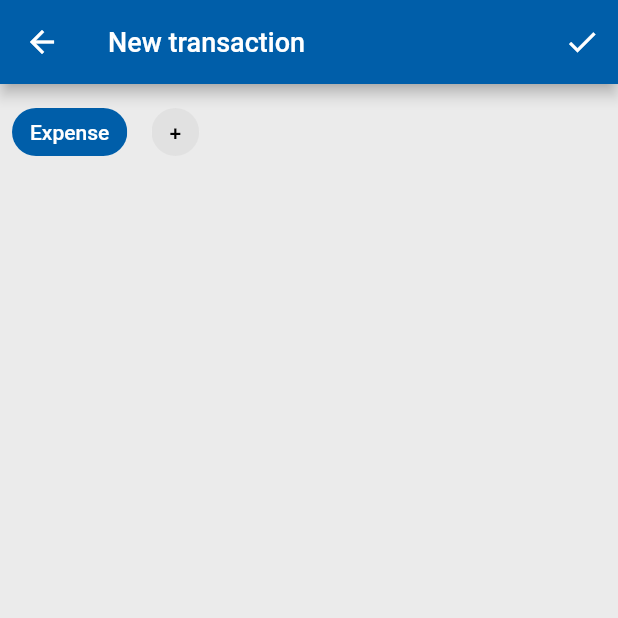
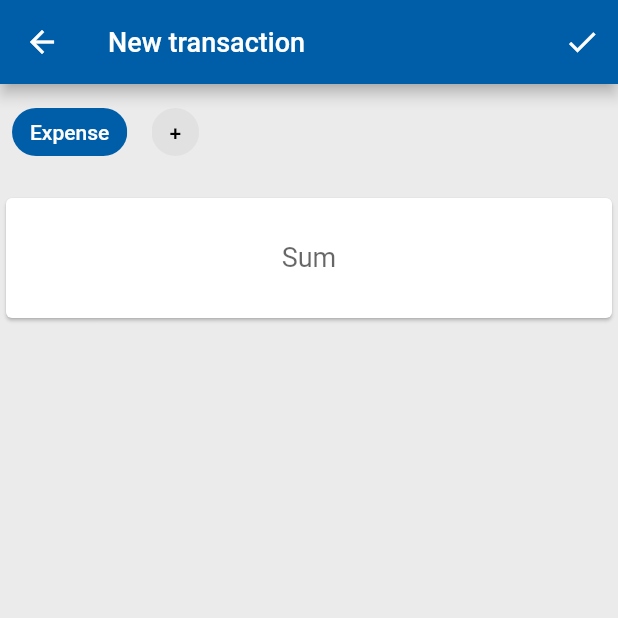
Before and after one commit to evsXez/iif2, a Flutter app: the AddOperationPage screen opened directly, after a tap on "Expense", on a phone screen of 412 x 824 dp, the top half of it. Run offline on Flutter 3.47's test engine with Material 2 defaults, Android fonts, the light colour scheme and no system bars; our stand-ins replace bloc, equatable, flutter_bloc, flutter_riverpod, freezed_annotation, shared_preferences; missing offline and left inert: solid_bottom_sheet; accounts and stored records are empty; generated files the repository leaves out were written again.

Commit message:
money input on add operation page

```diff
--- /dev/null
+++ b/lib/presentation/blocs/add_operation_bloc/add_operation_bloc.dart
@@ -0,0 +1,61 @@
+import 'dart:async';
+
+import 'package:bloc/bloc.dart';
+import 'package:freezed_annotation/freezed_annotation.dart';
+import 'package:iif/presentation/blocs/category_selector_bloc/category_selector_bloc.dart';
+import 'package:iif/presentation/include.dart';
+
+part 'add_operation_state.dart';
+part 'add_operation_bloc.freezed.dart';
+
+class AddOperationBloc extends Cubit<AddOperationState> {
+  final BuildContext _context;
+  final CategorySelectorBloc categorySelectorBloc;
+
+  List<StreamSubscription> obs = [];
+
+  AddOperationBloc(
+    this._context, {
+    required this.categorySelectorBloc,
+  }) : super(const _Visibility(
+          objects: false,
+          locationFrom: false,
+          locationTo: false,
+          money: false,
+          comment: false,
+        )) {
+    obs.add(categorySelectorBloc.stream.listen(_onCategoriesChanged));
+  }
+
+  @override
+  Future<void> close() {
+    for (var it in obs) {
+      it.cancel();
+    }
+    return super.close();
+  }
+
+  void _onCategoriesChanged(CategorySelectorState state) {
+    state.maybeMap(
+      loaded: (data) {
+        final baseCategoryName = data.categories.where((ref) => ref.node.isSelected).firstOrNull?.node.category.name;
+        print("Base category: $baseCategoryName");
+
+        final isIncome = baseCategoryName == Strings.category_income;
+        final isExpense = baseCategoryName == Strings.category_expense;
+        final isTransfer = baseCategoryName == Strings.category_transfer;
+
+        emit(
+          _Visibility(
+            objects: false,
+            locationFrom: isExpense || isTransfer,
+            locationTo: isIncome || isTransfer,
+            money: isIncome || isExpense || isTransfer,
+            comment: isIncome || isExpense || isTransfer,
+          ),
+        );
+      },
+      orElse: () {},
+    );
+  }
+}
--- /dev/null
+++ b/lib/presentation/blocs/add_operation_bloc/add_operation_state.dart
@@ -0,0 +1,12 @@
+part of 'add_operation_bloc.dart';
+
+@freezed
+abstract class AddOperationState with _$AddOperationState {
+  const factory AddOperationState.visibility({
+    required bool objects,
+    required bool locationFrom,
+    required bool locationTo,
+    required bool money,
+    required bool comment,
+  }) = _Visibility;
+}
--- a/lib/presentation/include.dart
+++ b/lib/presentation/include.dart
@@ -25,3 +25,5 @@ export 'package:iif/presentation/blocs/account_options_bloc/account_options_bloc
 export 'package:iif/presentation/blocs/account_options_bloc/account_options_state.dart';
 export 'package:iif/presentation/blocs/accounts_panel_bloc/accounts_panel_bloc.dart';
 export 'package:iif/presentation/blocs/main_page_fab_bloc/main_page_fab_bloc.dart';
+export 'package:iif/presentation/blocs/category_selector_bloc/category_selector_bloc.dart';
+export 'package:iif/presentation/blocs/add_operation_bloc/add_operation_bloc.dart';
--- a/lib/presentation/pages/add_operation/add_operation_page.dart
+++ b/lib/presentation/pages/add_operation/add_operation_page.dart
@@ -1,12 +1,15 @@
 import 'package:flutter/material.dart';
 import 'package:iif/domain/entities/enums/category_type.dart';
+import 'package:iif/presentation/blocs/add_operation_bloc/add_operation_bloc.dart';
 import 'package:iif/presentation/include.dart';
 import 'package:iif/presentation/pages/add_operation/widgets/account_selector.dart';
 import 'package:iif/presentation/pages/add_operation/widgets/category_selector.dart';
 import 'package:iif/presentation/pages/add_operation/widgets/date_selector.dart';
+import 'package:iif/presentation/pages/add_operation/widgets/frame.dart';
 import 'package:iif/presentation/pages/add_operation/widgets/month_selector.dart';
 import 'package:iif/presentation/pages/add_operation/widgets/operation_money.dart';
 import 'package:iif/presentation/pages/add_operation/widgets/year_selector.dart';
+import 'package:iif/presentation/pages/main/widgets/account_item.dart';
 
 class AddOperationPage extends StatefulWidget {
   const AddOperationPage({Key? key}) : super(key: key);
@@ -17,7 +20,6 @@ class AddOperationPage extends StatefulWidget {
 
 class _AddOperationPageState extends State<AddOperationPage> with TickerProviderStateMixin {
   bool isObjectsBlockVisible = false;
-  bool isMoneyBlockVisible = false;
   bool get isLocationsBlockVisible => isLocationFromVisible || isLocationToVisible;
   bool get isLocationsArrowVisible => operationCategory == CategoryType.transfer;
   bool isLocationFromVisible = false;
@@ -27,7 +29,7 @@ class _AddOperationPageState extends State<AddOperationPage> with TickerProvider
   CategoryType? operationCategory;
   AccountSelector? accountSelectorFrom;
   AccountSelector? accountSelectorTo;
-  OperationMoney? opMoney;
+  // OperationMoney? opMoney;
   late CategorySelector categorySelector;
   DateSelector? statsDateSelector;
   MonthSelector? statsMonthSelector;
@@ -39,12 +41,18 @@ class _AddOperationPageState extends State<AddOperationPage> with TickerProvider
   // Animation<double> animationLocations;
   // AnimationController animationControllerLocations;
 
+  late CategorySelectorBloc _categorySelectorBloc;
+  late AddOperationBloc _addOperationBloc;
+
   void initState() {
     super.initState();
     categorySelector = CategorySelector(
         // isObject: false,
         // onCategoryChanged: onCategoryChanged,
         );
+
+    _categorySelectorBloc = CategorySelectorBloc(context);
+    _addOperationBloc = AddOperationBloc(context, categorySelectorBloc: _categorySelectorBloc);
 
     // animationControllerSum = AnimationController(vsync: this, duration: Duration(milliseconds: 200));
     // animationSum = CurvedAnimation(
@@ -57,30 +65,6 @@ class _AddOperationPageState extends State<AddOperationPage> with TickerProvider
 
   @override
   Widget build(BuildContext context) {
-    final List<Widget> items = [
-      const SizedBox(height: 8),
-      categorySelector,
-      objectSelector,
-      const SizedBox(height: 16),
-    ];
-
-    if (operationCategory != null) {
-      items.add(Padding(
-          padding: const EdgeInsets.symmetric(horizontal: 4),
-          child: Column(children: [
-            /*highlightable(*/ frame(locations, B: false),
-            /* animationLocations),*/
-            Row(children: [
-              Expanded(
-                flex: 5,
-                child: /*highlightable(*/ frame(money, R: false), /*animationSum)*/
-              ),
-              Expanded(flex: 4, child: frame(dates)),
-            ]),
-            frame(commentField, T: false),
-          ])));
-    }
-
     return Scaffold(
       backgroundColor: Style.lightGrayColor,
       appBar: AppBar(
@@ -103,9 +87,55 @@ class _AddOperationPageState extends State<AddOperationPage> with TickerProvider
           )
         ],
       ),
-        body: ListView(
-          children: items,
-        ));
+      body: BlocProvider<CategorySelectorBloc>(
+        create: (_) => _categorySelectorBloc,
+        child: BlocBuilder<AddOperationBloc, AddOperationState>(
+          bloc: _addOperationBloc,
+          builder: (context, state) {
+            // items.add(
+            //   Padding(
+            //     padding: const EdgeInsets.symmetric(horizontal: 4),
+            //     child: Column(
+            //       children: [
+            //         /*highlightable(*/ Frame(child: locations),
+            //         /* animationLocations),*/
+            //         Row(children: [
+            //           Expanded(
+            //             flex: 5,
+            //             child: /*highlightable(*/ Frame(
+            //                 child: Visibility(
+            //                     visible: isMoneyBlockVisible, child: opMoney = OperationMoney())), /*animationSum)*/
+            //           ),
+            //           Expanded(flex: 4, child: Frame(child: dates)),
+            //         ]),
+            //         Frame(child: commentField),
+            //       ],
+            //     ),
+            //   ),
+            // );
+
+            return state.map(
+              visibility: (visibility) => ListView(
+                children: [
+                  const SizedBox(height: 8),
+                  categorySelector,
+                  objectSelector,
+                  const SizedBox(height: 16),
+                  Visibility(
+                    visible: visibility.money,
+                    child: Frame(
+                      child: OperationMoney(
+                        onMoneyChanged: (money) {},
+                      ),
+                    ),
+                  ),
+                ],
+              ),
+            );
+          },
+        ),
+      ),
+    );
   }
 
   Widget highlightable(Widget child, Animation<double> animation) {
@@ -132,7 +162,6 @@ class _AddOperationPageState extends State<AddOperationPage> with TickerProvider
         ),
       ));
 
-  Widget get money => Visibility(visible: isMoneyBlockVisible, child: opMoney = OperationMoney());
   Widget get dates => Column(
         children: [
           statsDateSelector = DateSelector(),
@@ -186,26 +215,6 @@ class _AddOperationPageState extends State<AddOperationPage> with TickerProvider
         ),
       );
 
-  Widget frame(Widget child, {bool L = true, bool T = true, bool R = true, bool B = true}) {
-    const border = BorderSide(color: Style.lightGrayColor, width: 8);
-    return Card(
-      color: Colors.white,
-      child: Container(
-        height: 80,
-        // decoration: BoxDecoration(
-        //   // color: StyleColors.gray,
-        //   border: Border(
-        //     left: L ? border : BorderSide.none,
-        //     top: T ? border : BorderSide.none,
-        //     right: R ? border : BorderSide.none,
-        //     bottom: B ? border : BorderSide.none,
-        //   ),
-        // ),
-        child: child,
-      ),
-    );
-  }
-
   void onCategoryChanged(CategoryType? category) {
     if (operationCategory == category) return;
 
@@ -256,7 +265,7 @@ class _AddOperationPageState extends State<AddOperationPage> with TickerProvider
   void setVisibility(bool objects, bool money, bool locationFrom, bool locationTo, bool comment) {
     setState(() {
       isObjectsBlockVisible = objects;
-      isMoneyBlockVisible = money;
+      // isMoneyBlockVisible = money;
       isLocationFromVisible = locationFrom;
       isLocationToVisible = locationTo;
       isCommentVisible = comment;
@@ -270,7 +279,7 @@ class _AddOperationPageState extends State<AddOperationPage> with TickerProvider
     final bool transferLocationsAreDifferent =
         (operationCategory == CategoryType.transfer && accountSelectorFrom?.value != accountSelectorTo?.value) ||
             operationCategory != CategoryType.transfer;
-    final bool sumIsEmpty = opMoney?.sum == null;
+    final bool sumIsEmpty = true; //opMoney?.sum == null;
 
     if (!transferLocationsAreDifferent) {
       // highlightLocations();
--- a/lib/presentation/pages/add_operation/widgets/category_selector.dart
+++ b/lib/presentation/pages/add_operation/widgets/category_selector.dart
@@ -11,20 +11,16 @@ class CategorySelector extends StatefulWidget {
 }
 
 class _CategorySelectorState extends State<CategorySelector> {
-  late CategorySelectorBloc _bloc;
-
   @override
   void initState() {
     super.initState();
-
-    _bloc = CategorySelectorBloc(context);
   }
 
   @override
   Widget build(BuildContext context) {
     return BlocBuilder<CategorySelectorBloc, CategorySelectorState>(
-      bloc: _bloc,
       builder: (context, state) {
+        final bloc = BlocProvider.of<CategorySelectorBloc>(context);
         return state.map(
           loading: (_) => const Center(child: CircularProgressIndicator()),
           loaded: (state) => Wrap(
@@ -35,16 +31,16 @@ class _CategorySelectorState extends State<CategorySelector> {
                     child: CategoryChip(
                         node: ref.node,
                         onTap: () {
-                          _bloc.tap(ref.node);
+                          bloc.tap(ref.node);
                         },
                         onSave: (text) {
-                          _bloc.save(ref.node, text);
+                          bloc.save(ref.node, text);
                         },
                         onDelete: () {
-                          _bloc.delete(ref.node);
+                          bloc.delete(ref.node);
                         },
                         onLongPress: () {
-                          _bloc.edit(ref.node);
+                          bloc.edit(ref.node);
                         }),
                   ),
                 )
--- /dev/null
+++ b/lib/presentation/pages/add_operation/widgets/frame.dart
@@ -0,0 +1,20 @@
+import 'package:iif/presentation/include.dart';
+
+class Frame extends StatelessWidget {
+  final Widget child;
+  const Frame({
+    Key? key,
+    required this.child,
+  }) : super(key: key);
+
+  @override
+  Widget build(BuildContext context) {
+    return Card(
+      color: Colors.white,
+      child: SizedBox(
+        height: 80,
+        child: child,
+      ),
+    );
+  }
+}
--- a/lib/presentation/pages/add_operation/widgets/operation_money.dart
+++ b/lib/presentation/pages/add_operation/widgets/operation_money.dart
@@ -1,14 +1,51 @@
 import 'package:flutter/material.dart';
 import 'package:iif/domain/include.dart';
+import 'package:iif/presentation/include.dart';
 
-class OperationMoney extends StatelessWidget {
-  const OperationMoney({Key? key}) : super(key: key);
+class OperationMoney extends StatefulWidget {
+  final Function(Money) onMoneyChanged;
+  OperationMoney({Key? key, required this.onMoneyChanged}) : super(key: key);
 
-  Money get sum => Money.zero;
-  Currency get currency => Currency.debugDefault;
+  @override
+  _OperationMoneyState createState() => _OperationMoneyState();
+}
+
+class _OperationMoneyState extends State<OperationMoney> {
+  // Money sum;
+  // Money sumInBaseCurrency;
+  // Currency currency;
+
+  // MoneyField moneyField;
+  // CurrencySelector currencySelector;
 
   @override
   Widget build(BuildContext context) {
-    return Container();
+    return Container(
+      margin: const EdgeInsets.symmetric(horizontal: 8),
+      child: Center(
+        child: Row(
+          mainAxisAlignment: MainAxisAlignment.center,
+          children: [
+            Expanded(
+              child: Padding(
+                padding: const EdgeInsets.only(top: 4),
+                child: MoneyField(
+                  initialValue: null,
+                  onChanged: save,
+                  fontSize: 18,
+                ),
+              ),
+            ),
+            // currencySelector = CurrencySelector(), //TODO: save on currency update
+          ],
+        ),
+      ),
+    );
+  }
+
+  void save(String text) {
+    print("money changed: $text");
+    // widget._sum = moneyField.value;
+    // widget._currency = currencySelector.value;
   }
 }
```
Also changed, not shown: lib/presentation/blocs/add_operation_bloc/add_operation_bloc.freezed.dart (added). Lines whose indentation alone changed are shown as unchanged.
